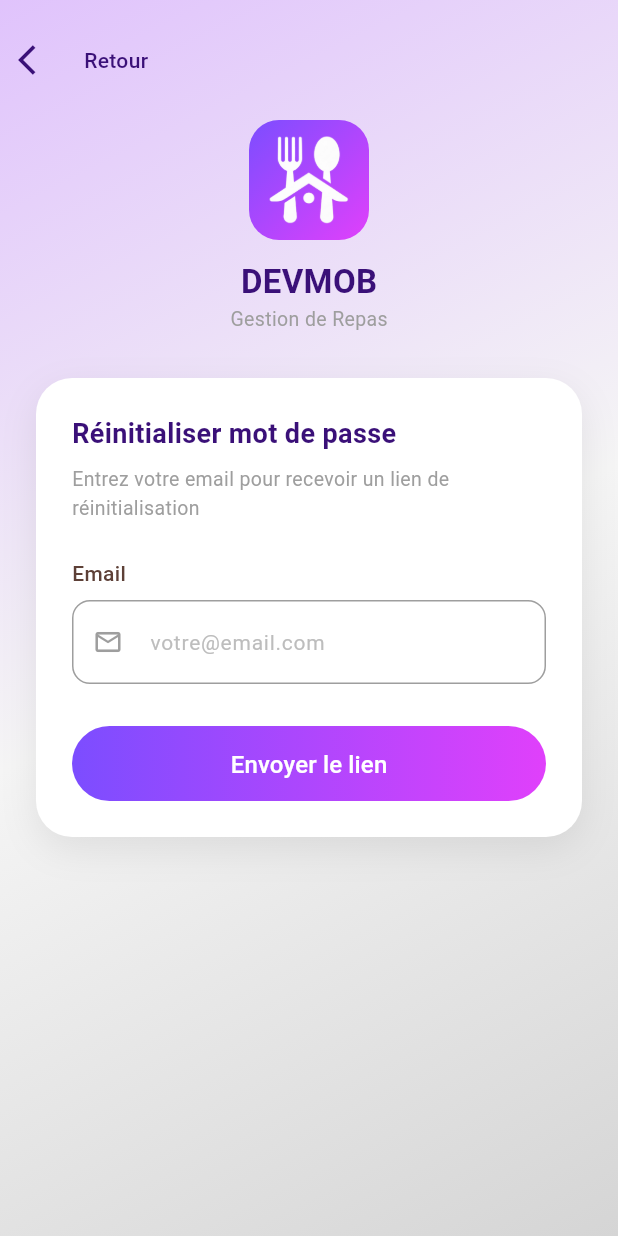
After one commit to skandar96/DEVMOB-GestionRepas, a Flutter app: the screen it shows after launch, after a tap on "Mot de passe oublié ?", on a phone screen of 412 x 824 dp. The commit adds this screen. Run offline on Flutter 3.47's test engine with Material 3 defaults, Android fonts, the phone set to English and light mode, and no system bars; our stand-ins replace cloud_firestore, firebase_auth, firebase_core; accounts and stored records are empty; network calls fail.

Commit message:
Add Forgot Password feature with email reset functionality and update UI in LoginPage

```diff
--- a/lib/controllers/auth_controller.dart
+++ b/lib/controllers/auth_controller.dart
@@ -6,7 +6,11 @@ class AuthController {
   final AuthService _authService = AuthService();
 
   // Sign up
-  Future<void> signUp(String email, String password, AuthProvider authProvider) async {
+  Future<void> signUp(
+    String email,
+    String password,
+    AuthProvider authProvider,
+  ) async {
     authProvider.setLoading(true);
 
     User? user = await _authService.signUp(email, password);
@@ -21,7 +25,11 @@ class AuthController {
   }
 
   // Sign in
-  Future<void> signIn(String email, String password, AuthProvider authProvider) async {
+  Future<void> signIn(
+    String email,
+    String password,
+    AuthProvider authProvider,
+  ) async {
     authProvider.setLoading(true);
 
     User? user = await _authService.signIn(email, password);
@@ -41,4 +49,18 @@ class AuthController {
     authProvider.setUser(null);
     authProvider.setLoggedIn(false);
   }
+
+  // Reset Password
+  Future<bool> resetPassword(String email, AuthProvider authProvider) async {
+    authProvider.setLoading(true);
+    try {
+      bool result = await _authService.sendPasswordResetEmail(email);
+      authProvider.setLoading(false);
+      return result;
+    } catch (e) {
+      authProvider.setError("Failed to send reset email: $e");
+      authProvider.setLoading(false);
+      return false;
+    }
+  }
 }
--- a/lib/navigation/Routes.dart
+++ b/lib/navigation/Routes.dart
@@ -1,6 +1,7 @@
 import 'package:flutter/material.dart';
 import '../views/Auth/RegisterPage .dart';
 import '../views/Auth/LoginPage.dart';
+import '../views/Auth/ForgotPasswordPage.dart';
 import '../views/Home/main_screen.dart';
 import '../Models/recipe.dart';
 import '../views/Recipe/AddRecipePage.dart';
@@ -9,6 +10,7 @@ import '../views/Recipe/RecipeDetailPage.dart';
 class AppRoutes {
   static const String login = '/login';
   static const String register = '/register';
+  static const String forgotPassword = '/forgot-password';
   static const String home = '/home';
   static const String addRecipe = '/addRecipe';
   static const String recipeDetail = '/recipeDetail';
@@ -18,6 +20,7 @@ class AppRoutes {
     return {
       login: (context) => const LoginScreen(),
       register: (context) => const RegisterScreen(),
+      forgotPassword: (context) => const ForgotPasswordPage(),
       home: (context) => const MainNavigation(),
     };
   }
--- a/lib/services/auth_service.dart
+++ b/lib/services/auth_service.dart
@@ -61,4 +61,16 @@ class AuthService {
     }
     return null;
   }
+
+  // Reset Password
+  Future<bool> sendPasswordResetEmail(String email) async {
+    try {
+      await _firebaseAuth.sendPasswordResetEmail(email: email);
+      print("Password reset email sent to $email");
+      return true;
+    } catch (e) {
+      print("Password Reset Error: $e");
+      rethrow;
+    }
+  }
 }
--- /dev/null
+++ b/lib/views/Auth/ForgotPasswordPage.dart
@@ -0,0 +1,315 @@
+import 'package:flutter/material.dart';
+import 'package:provider/provider.dart';
+import '../widgets/TextFieldUI.dart';
+import '/../controllers/auth_controller.dart';
+import '/../providers/auth_provider.dart';
+
+class ForgotPasswordPage extends StatefulWidget {
+  const ForgotPasswordPage({super.key});
+
+  @override
+  State<ForgotPasswordPage> createState() => _ForgotPasswordPageState();
+}
+
+class _ForgotPasswordPageState extends State<ForgotPasswordPage> {
+  final TextEditingController _emailController = TextEditingController();
+  final AuthController _authController = AuthController();
+  bool _emailSent = false;
+
+  @override
+  void dispose() {
+    _emailController.dispose();
+    super.dispose();
+  }
+
+  @override
+  Widget build(BuildContext context) {
+    final authProvider = Provider.of<AuthProvider>(context);
+
+    return Scaffold(
+      body: Container(
+        width: double.infinity,
+        height: double.infinity,
+        decoration: const BoxDecoration(
+          gradient: LinearGradient(
+            begin: Alignment.topLeft,
+            end: Alignment.bottomRight,
+            colors: [Color(0xFFE0C3FC), Color(0xFFF5F5F5), Color(0xFFD5D5D5)],
+          ),
+        ),
+        child: SafeArea(
+          child: SingleChildScrollView(
+            child: Column(
+              children: [
+                const SizedBox(height: 16),
+                Row(
+                  children: [
+                    IconButton(
+                      icon: const Icon(
+                        Icons.arrow_back_ios,
+                        color: Color(0xFF3A1078),
+                      ),
+                      onPressed: () => Navigator.pop(context),
+                    ),
+                    const SizedBox(width: 8),
+                    const Text(
+                      'Retour',
+                      style: TextStyle(
+                        fontSize: 14,
+                        color: Color(0xFF3A1078),
+                        fontWeight: FontWeight.w500,
+                      ),
+                    ),
+                  ],
+                ),
+                const SizedBox(height: 16),
+                Container(
+                  width: 80,
+                  height: 80,
+                  decoration: BoxDecoration(
+                    borderRadius: BorderRadius.circular(20),
+                    gradient: const LinearGradient(
+                      begin: Alignment.topLeft,
+                      end: Alignment.bottomRight,
+                      colors: [Color(0xFF7C4DFF), Color(0xFFE040FB)],
+                    ),
+                  ),
+                  child: ClipRRect(
+                    borderRadius: BorderRadius.circular(20),
+                    child: Image.asset('images/icon.png', fit: BoxFit.cover),
+                  ),
+                ),
+                const SizedBox(height: 12),
+                const Text(
+                  'DEVMOB',
+                  style: TextStyle(
+                    fontSize: 22,
+                    fontWeight: FontWeight.bold,
+                    color: Color(0xFF3A1078),
+                  ),
+                ),
+                const Text(
+                  'Gestion de Repas',
+                  style: TextStyle(fontSize: 13, color: Colors.grey),
+                ),
+                const SizedBox(height: 30),
+                Padding(
+                  padding: const EdgeInsets.symmetric(horizontal: 24),
+                  child: Container(
+                    padding: const EdgeInsets.all(24),
+                    decoration: BoxDecoration(
+                      color: Colors.white,
+                      borderRadius: BorderRadius.circular(24),
+                      boxShadow: [
+                        BoxShadow(
+                          color: Colors.black.withOpacity(0.08),
+                          blurRadius: 20,
+                          offset: const Offset(0, 8),
+                        ),
+                      ],
+                    ),
+                    child: Column(
+                      crossAxisAlignment: CrossAxisAlignment.start,
+                      children: [
+                        const Text(
+                          'Réinitialiser mot de passe',
+                          style: TextStyle(
+                            fontSize: 18,
+                            fontWeight: FontWeight.bold,
+                            color: Color(0xFF3A1078),
+                          ),
+                        ),
+                        const SizedBox(height: 8),
+                        const Text(
+                          'Entrez votre email pour recevoir un lien de réinitialisation',
+                          style: TextStyle(fontSize: 13, color: Colors.grey),
+                        ),
+                        const SizedBox(height: 24),
+                        if (!_emailSent) ...[
+                          TextFieldUI(
+                            controller: _emailController,
+                            label: 'Email',
+                            hint: 'votre@email.com',
+                            icon: Icons.email_outlined,
+                          ),
+                          const SizedBox(height: 28),
+                          SizedBox(
+                            width: double.infinity,
+                            height: 50,
+                            child: ElevatedButton(
+                              onPressed: authProvider.isLoading
+                                  ? null
+                                  : () async {
+                                      authProvider.clearError();
+
+                                      bool success = await _authController
+                                          .resetPassword(
+                                            _emailController.text.trim(),
+                                            authProvider,
+                                          );
+
+                                      if (success) {
+                                        setState(() {
+                                          _emailSent = true;
+                                        });
+                                        if (mounted) {
+                                          ScaffoldMessenger.of(
+                                            context,
+                                          ).showSnackBar(
+                                            const SnackBar(
+                                              content: Text(
+                                                'Email de réinitialisation envoyé avec succès',
+                                              ),
+                                              backgroundColor: Colors.green,
+                                            ),
+                                          );
+                                        }
+                                      } else if (authProvider
+                                          .error
+                                          .isNotEmpty) {
+                                        if (mounted) {
+                                          ScaffoldMessenger.of(
+                                            context,
+                                          ).showSnackBar(
+                                            SnackBar(
+                                              content: Text(authProvider.error),
+                                            ),
+                                          );
+                                        }
+                                      }
+                                    },
+                              style: ElevatedButton.styleFrom(
+                                shape: RoundedRectangleBorder(
+                                  borderRadius: BorderRadius.circular(25),
+                                ),
+                                backgroundColor: Colors.transparent,
+                                shadowColor: Colors.transparent,
+                                padding: EdgeInsets.zero,
+                              ),
+                              child: Ink(
+                                decoration: BoxDecoration(
+                                  borderRadius: BorderRadius.circular(25),
+                                  gradient: const LinearGradient(
+                                    colors: [
+                                      Color(0xFF7C4DFF),
+                                      Color(0xFFE040FB),
+                                    ],
+                                  ),
+                                ),
+                                child: Container(
+                                  padding: const EdgeInsets.symmetric(
+                                    vertical: 14,
+                                  ),
+                                  alignment: Alignment.center,
+                                  child: authProvider.isLoading
+                                      ? const CircularProgressIndicator(
+                                          color: Colors.white,
+                                        )
+                                      : const Text(
+                                          'Envoyer le lien',
+                                          style: TextStyle(
+                                            color: Colors.white,
+                                            fontSize: 16,
+                                          ),
+                                        ),
+                                ),
+                              ),
+                            ),
+                          ),
+                        ] else ...[
+                          Container(
+                            padding: const EdgeInsets.all(16),
+                            decoration: BoxDecoration(
+                              color: const Color(0xFFF3F0F8),
+                              borderRadius: BorderRadius.circular(16),
+                            ),
+                            child: Column(
+                              children: [
+                                const Icon(
+                                  Icons.check_circle_outline,
+                                  color: Color(0xFF7C4DFF),
+                                  size: 48,
+                                ),
+                                const SizedBox(height: 16),
+                                Text(
+                                  'Email envoyé à',
+                                  style: TextStyle(
+                                    fontSize: 14,
+                                    color: Colors.grey[600],
+                                  ),
+                                ),
+                                const SizedBox(height: 6),
+                                Text(
+                                  _emailController.text.trim(),
+                                  style: const TextStyle(
+                                    fontSize: 14,
+                                    fontWeight: FontWeight.w600,
+                                    color: Color(0xFF3A1078),
+                                  ),
+                                ),
+                                const SizedBox(height: 16),
+                                const Text(
+                                  'Vérifiez votre email pour le lien de réinitialisation. Assurez-vous de vérifier votre dossier spam.',
+                                  textAlign: TextAlign.center,
+                                  style: TextStyle(
+                                    fontSize: 13,
+                                    color: Colors.grey,
+                                  ),
+                                ),
+                              ],
+                            ),
+                          ),
+                          const SizedBox(height: 24),
+                          SizedBox(
+                            width: double.infinity,
+                            height: 50,
+                            child: ElevatedButton(
+                              onPressed: () => Navigator.pop(context),
+                              style: ElevatedButton.styleFrom(
+                                shape: RoundedRectangleBorder(
+                                  borderRadius: BorderRadius.circular(25),
+                                ),
+                                backgroundColor: Colors.transparent,
+                                shadowColor: Colors.transparent,
+                                padding: EdgeInsets.zero,
+                              ),
+                              child: Ink(
+                                decoration: BoxDecoration(
+                                  borderRadius: BorderRadius.circular(25),
+                                  gradient: const LinearGradient(
+                                    colors: [
+                                      Color(0xFF7C4DFF),
+                                      Color(0xFFE040FB),
+                                    ],
+                                  ),
+                                ),
+                                child: Container(
+                                  padding: const EdgeInsets.symmetric(
+                                    vertical: 14,
+                                  ),
+                                  alignment: Alignment.center,
+                                  child: const Text(
+                                    'Retour à la connexion',
+                                    style: TextStyle(
+                                      color: Colors.white,
+                                      fontSize: 16,
+                                    ),
+                                  ),
+                                ),
+                              ),
+                            ),
+                          ),
+                        ],
+                      ],
+                    ),
+                  ),
+                ),
+                const SizedBox(height: 24),
+              ],
+            ),
+          ),
+        ),
+      ),
+    );
+  }
+}
--- a/lib/views/Auth/LoginPage.dart
+++ b/lib/views/Auth/LoginPage.dart
@@ -129,7 +129,24 @@ class _LoginScreenState extends State<LoginScreen> {
                             },
                           ),
                         ),
-                        const SizedBox(height: 28),
+                        const SizedBox(height: 12),
+                        Align(
+                          alignment: Alignment.centerRight,
+                          child: GestureDetector(
+                            onTap: () {
+                              Navigator.pushNamed(context, '/forgot-password');
+                            },
+                            child: const Text(
+                              'Mot de passe oublié ?',
+                              style: TextStyle(
+                                fontSize: 13,
+                                color: Color(0xFF7C4DFF),
+                                fontWeight: FontWeight.w500,
+                              ),
+                            ),
+                          ),
+                        ),
+                        const SizedBox(height: 16),
                         SizedBox(
                           width: double.infinity,
                           height: 50,
@@ -146,10 +163,17 @@ class _LoginScreenState extends State<LoginScreen> {
                                     );
 
                                     if (authProvider.isLoggedIn) {
-            Navigator.pushReplacementNamed(context, '/home');
+                                      Navigator.pushReplacementNamed(
+                                        context,
+                                        '/home',
+                                      );
                                     } else if (authProvider.error.isNotEmpty) {
-            ScaffoldMessenger.of(context).showSnackBar(
-              SnackBar(content: Text(authProvider.error)),
+                                      ScaffoldMessenger.of(
+                                        context,
+                                      ).showSnackBar(
+                                        SnackBar(
+                                          content: Text(authProvider.error),
+                                        ),
                                       );
                                     }
                                   },
@@ -167,21 +191,31 @@ class _LoginScreenState extends State<LoginScreen> {
                               decoration: BoxDecoration(
                                 borderRadius: BorderRadius.circular(25),
                                 gradient: const LinearGradient(
-        colors: [Color(0xFF7C4DFF), Color(0xFFE040FB)],
+                                  colors: [
+                                    Color(0xFF7C4DFF),
+                                    Color(0xFFE040FB),
+                                  ],
                                 ),
                               ),
                               child: Container(
-      padding: const EdgeInsets.symmetric(vertical: 14),
+                                padding: const EdgeInsets.symmetric(
+                                  vertical: 14,
+                                ),
                                 alignment: Alignment.center,
                                 child: authProvider.isLoading
-          ? const CircularProgressIndicator(color: Colors.white)
+                                    ? const CircularProgressIndicator(
+                                        color: Colors.white,
+                                      )
                                     : const Text(
                                         'Se connecter',
-              style: TextStyle(color: Colors.white, fontSize: 16),
+                                        style: TextStyle(
+                                          color: Colors.white,
+                                          fontSize: 16,
                                         ),
                                       ),
                               ),
-)
+                            ),
+                          ),
                         ),
                       ],
                     ),
```
Lines whose indentation alone changed are shown as unchanged.
